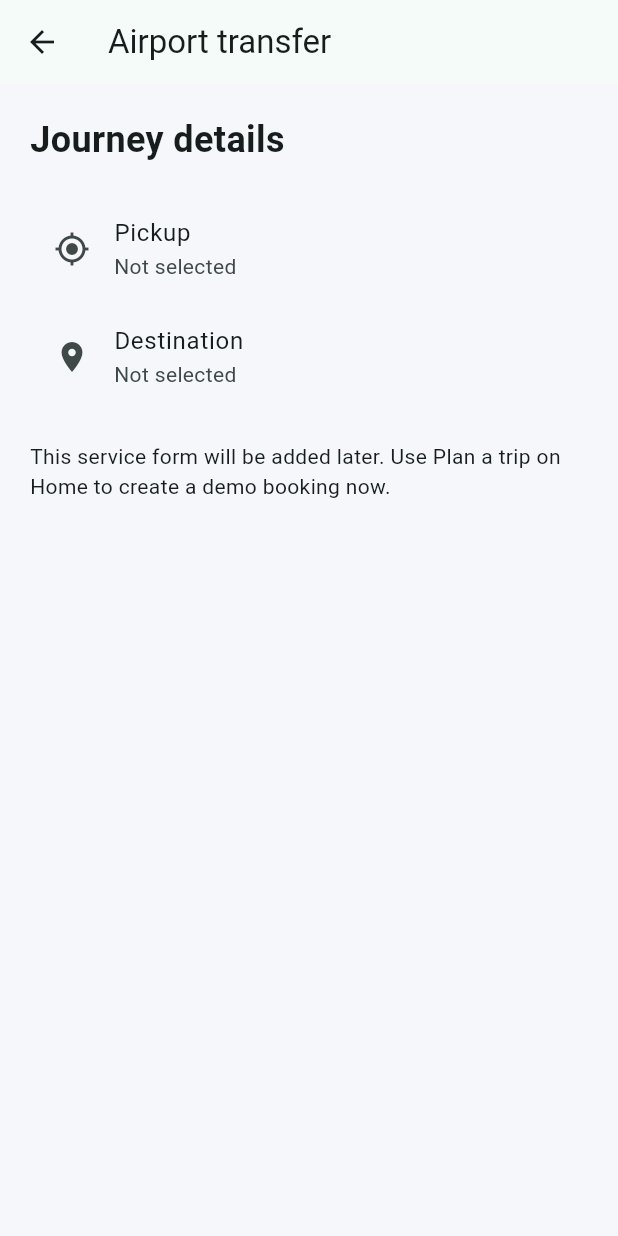
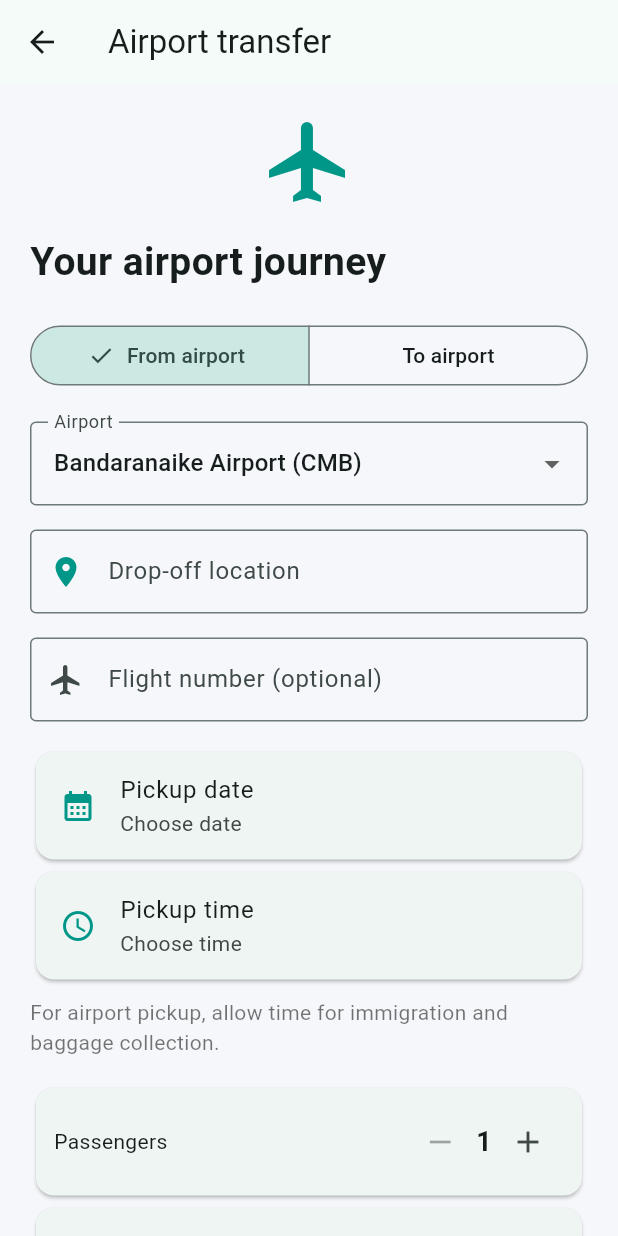
Before and after one commit to sevi2001/triplanka, a Flutter app: the screen it shows after launch, after a tap on "Airport transfer", on a phone screen of 412 x 824 dp. Run offline on Flutter 3.47's test engine with Material 3 defaults, Android fonts, the phone set to English and light mode, and no system bars; our stand-ins replace shared_preferences.

Commit message:
Add airport transfer form and saved transfer notes

```diff
--- /dev/null
+++ b/lib/airport_transfer_screen.dart
@@ -0,0 +1,338 @@
+import 'package:flutter/material.dart';
+import 'vehicle_selection_screen.dart';
+
+class AirportTransferScreen extends StatefulWidget {
+  const AirportTransferScreen({
+    super.key,
+    this.pickup = '',
+    this.destination = '',
+  });
+
+  final String pickup;
+  final String destination;
+
+  @override
+  State<AirportTransferScreen> createState() => _AirportTransferScreenState();
+}
+
+class _AirportTransferScreenState extends State<AirportTransferScreen> {
+  final formKey = GlobalKey<FormState>();
+
+  late final TextEditingController locationController;
+  final flightController = TextEditingController();
+
+  bool airportPickup = true;
+  String airport = 'Bandaranaike Airport (CMB)';
+  DateTime? travelDate;
+  TimeOfDay? travelTime;
+  int passengers = 1;
+  int bags = 0;
+
+  @override
+  void initState() {
+    super.initState();
+
+    locationController = TextEditingController(text: widget.destination);
+  }
+
+  @override
+  void dispose() {
+    locationController.dispose();
+    flightController.dispose();
+    super.dispose();
+  }
+
+  void showMessage(String message) {
+    ScaffoldMessenger.of(context)
+      ..hideCurrentSnackBar()
+      ..showSnackBar(SnackBar(content: Text(message)));
+  }
+
+  Future<void> chooseDate() async {
+    final now = DateTime.now();
+    final today = DateTime(now.year, now.month, now.day);
+
+    final selected = await showDatePicker(
+      context: context,
+      initialDate: travelDate != null && !travelDate!.isBefore(today)
+          ? travelDate!
+          : today,
+      firstDate: today,
+      lastDate: DateTime(today.year + 1, today.month, today.day),
+    );
+
+    if (!mounted || selected == null) return;
+
+    setState(() {
+      travelDate = selected;
+    });
+  }
+
+  Future<void> chooseTime() async {
+    final selected = await showTimePicker(
+      context: context,
+      initialTime: travelTime ?? TimeOfDay.now(),
+    );
+
+    if (!mounted || selected == null) return;
+
+    setState(() {
+      travelTime = selected;
+    });
+  }
+
+  void continueBooking() {
+    FocusScope.of(context).unfocus();
+
+    if (!formKey.currentState!.validate()) {
+      showMessage('Enter your pickup or drop-off location.');
+      return;
+    }
+
+    if (travelDate == null || travelTime == null) {
+      showMessage('Choose a pickup date and time.');
+      return;
+    }
+
+    final departure = DateTime(
+      travelDate!.year,
+      travelDate!.month,
+      travelDate!.day,
+      travelTime!.hour,
+      travelTime!.minute,
+    );
+
+    if (!departure.isAfter(DateTime.now())) {
+      showMessage('Choose a pickup time in the future.');
+      return;
+    }
+
+    final location = locationController.text.trim();
+    final flight = flightController.text.trim();
+
+    final notes = [
+      'Airport transfer',
+      'Luggage: $bags bags',
+      if (flight.isNotEmpty) 'Flight: $flight',
+    ].join('\n');
+
+    Navigator.of(context).push(
+      MaterialPageRoute<void>(
+        builder: (_) => VehicleSelectionScreen(
+          pickup: airportPickup ? airport : location,
+          destination: airportPickup ? location : airport,
+          stops: const [],
+          departure: departure,
+          passengers: passengers,
+          notes: notes,
+        ),
+      ),
+    );
+  }
+
+  Widget counter({
+    required String title,
+    required int value,
+    required int minimum,
+    required int maximum,
+    required ValueChanged<int> onChanged,
+  }) {
+    return Card(
+      child: Padding(
+        padding: const EdgeInsets.all(12),
+        child: Row(
+          children: [
+            Expanded(child: Text(title)),
+            IconButton(
+              tooltip: 'Decrease $title',
+              onPressed: value > minimum ? () => onChanged(value - 1) : null,
+              icon: const Icon(Icons.remove),
+            ),
+            Text(
+              '$value',
+              style: const TextStyle(fontSize: 18, fontWeight: FontWeight.bold),
+            ),
+            IconButton(
+              tooltip: 'Increase $title',
+              onPressed: value < maximum ? () => onChanged(value + 1) : null,
+              icon: const Icon(Icons.add),
+            ),
+          ],
+        ),
+      ),
+    );
+  }
+
+  @override
+  Widget build(BuildContext context) {
+    final dateLabel = travelDate == null
+        ? 'Choose date'
+        : MaterialLocalizations.of(context).formatMediumDate(travelDate!);
+
+    final timeLabel = travelTime == null
+        ? 'Choose time'
+        : travelTime!.format(context);
+
+    return Scaffold(
+      appBar: AppBar(title: const Text('Airport transfer')),
+      body: SafeArea(
+        child: Center(
+          child: ConstrainedBox(
+            constraints: const BoxConstraints(maxWidth: 500),
+            child: Form(
+              key: formKey,
+              child: ListView(
+                padding: const EdgeInsets.all(20),
+                children: [
+                  const Icon(Icons.flight, size: 64, color: Colors.teal),
+                  const SizedBox(height: 16),
+                  const Text(
+                    'Your airport journey',
+                    style: TextStyle(fontSize: 26, fontWeight: FontWeight.bold),
+                  ),
+                  const SizedBox(height: 20),
+                  SegmentedButton<bool>(
+                    segments: const [
+                      ButtonSegment(value: true, label: Text('From airport')),
+                      ButtonSegment(value: false, label: Text('To airport')),
+                    ],
+                    selected: {airportPickup},
+                    onSelectionChanged: (selection) {
+                      setState(() {
+                        airportPickup = selection.first;
+                        locationController.text = airportPickup
+                            ? widget.destination
+                            : widget.pickup;
+                      });
+                    },
+                  ),
+                  const SizedBox(height: 20),
+                  DropdownButtonFormField<String>(
+                    initialValue: airport,
+                    isExpanded: true,
+                    decoration: const InputDecoration(
+                      labelText: 'Airport',
+                      border: OutlineInputBorder(),
+                    ),
+                    items: const [
+                      DropdownMenuItem(
+                        value: 'Bandaranaike Airport (CMB)',
+                        child: Text('Bandaranaike Airport (CMB)'),
+                      ),
+                      DropdownMenuItem(
+                        value: 'Mattala Airport (HRI)',
+                        child: Text('Mattala Airport (HRI)'),
+                      ),
+                    ],
+                    onChanged: (value) {
+                      if (value == null) return;
+
+                      setState(() {
+                        airport = value;
+                      });
+                    },
+                  ),
+                  const SizedBox(height: 16),
+                  TextFormField(
+                    controller: locationController,
+                    decoration: InputDecoration(
+                      labelText: airportPickup
+                          ? 'Drop-off location'
+                          : 'Pickup location',
+                      prefixIcon: const Icon(
+                        Icons.location_on,
+                        color: Colors.teal,
+                      ),
+                      border: const OutlineInputBorder(),
+                    ),
+                    validator: (value) {
+                      if (value == null || value.trim().isEmpty) {
+                        return 'Enter a location';
+                      }
+                      return null;
+                    },
+                  ),
+                  const SizedBox(height: 16),
+                  TextFormField(
+                    controller: flightController,
+                    textCapitalization: TextCapitalization.characters,
+                    decoration: const InputDecoration(
+                      labelText: 'Flight number (optional)',
+                      hintText: 'For example: UL308',
+                      prefixIcon: Icon(Icons.flight),
+                      border: OutlineInputBorder(),
+                    ),
+                  ),
+                  const SizedBox(height: 16),
+                  Card(
+                    child: ListTile(
+                      leading: const Icon(
+                        Icons.calendar_month,
+                        color: Colors.teal,
+                      ),
+                      title: const Text('Pickup date'),
+                      subtitle: Text(dateLabel),
+                      onTap: chooseDate,
+                    ),
+                  ),
+                  Card(
+                    child: ListTile(
+                      leading: const Icon(
+                        Icons.access_time,
+                        color: Colors.teal,
+                      ),
+                      title: const Text('Pickup time'),
+                      subtitle: Text(timeLabel),
+                      onTap: chooseTime,
+                    ),
+                  ),
+                  const SizedBox(height: 8),
+                  const Text(
+                    'For airport pickup, allow time for '
+                    'immigration and baggage collection.',
+                    style: TextStyle(color: Colors.black54),
+                  ),
+                  const SizedBox(height: 16),
+                  counter(
+                    title: 'Passengers',
+                    value: passengers,
+                    minimum: 1,
+                    maximum: 15,
+                    onChanged: (value) {
+                      setState(() {
+                        passengers = value;
+                      });
+                    },
+                  ),
+                  counter(
+                    title: 'Bags',
+                    value: bags,
+                    minimum: 0,
+                    maximum: 20,
+                    onChanged: (value) {
+                      setState(() {
+                        bags = value;
+                      });
+                    },
+                  ),
+                  const SizedBox(height: 12),
+                  const Text(
+                    'Vehicle selection currently checks '
+                    'passenger seats only. Luggage capacity '
+                    'must be confirmed separately.',
+                    style: TextStyle(color: Colors.black54),
+                  ),
+                  const SizedBox(height: 24),
+                  FilledButton(
+                    onPressed: continueBooking,
+                    child: const Text('Choose vehicle'),
+                  ),
+                ],
+              ),
+            ),
+          ),
+        ),
+      ),
+    );
+  }
+}
--- a/lib/booking_store.dart
+++ b/lib/booking_store.dart
@@ -11,6 +11,7 @@ class TripBooking {
     required this.departure,
     required this.passengers,
     required this.vehicle,
+    this.notes = '',
   }) : stops = List.unmodifiable(stops);
 
   final String pickup;
@@ -19,6 +20,7 @@ class TripBooking {
   final DateTime departure;
   final int passengers;
   final String vehicle;
+  final String notes;
 
   Map<String, dynamic> toJson() {
     return {
@@ -28,6 +30,7 @@ class TripBooking {
       'departure': departure.toIso8601String(),
       'passengers': passengers,
       'vehicle': vehicle,
+      'notes': notes,
     };
   }
 
@@ -39,6 +42,7 @@ class TripBooking {
       departure: DateTime.parse(json['departure'] as String),
       passengers: json['passengers'] as int,
       vehicle: json['vehicle'] as String,
+      notes: json['notes'] as String? ?? '',
     );
   }
 }
--- a/lib/main.dart
+++ b/lib/main.dart
@@ -2,6 +2,7 @@ import 'package:flutter/material.dart';
 import 'plan_trip_screen.dart';
 import 'bookings_screen.dart';
 import 'booking_store.dart';
+import 'airport_transfer_screen.dart';
 
 Future<void> main() async {
   WidgetsFlutterBinding.ensureInitialized();
@@ -125,6 +126,13 @@ class _HomeScreenState extends State<HomeScreen> {
         builder: (_) {
           if (service == 'Plan a trip') {
             return PlanTripScreen(pickup: pickup, destination: destination);
+          }
+
+          if (service == 'Airport transfer') {
+            return AirportTransferScreen(
+              pickup: pickup,
+              destination: destination,
+            );
           }
 
           return BookingScreen(
```
Also changed, not shown: lib/bookings_screen.dart (+20 -0 lines), lib/vehicle_selection_screen.dart (+10 -1 lines).
